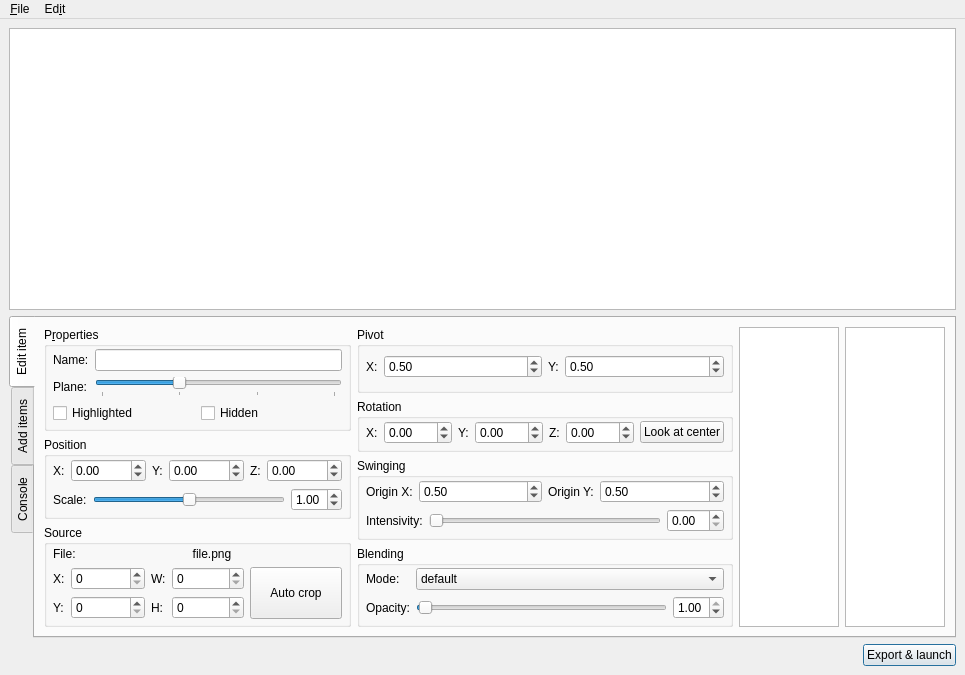
Qt form editor.ui (dos1/rumina-editor) before a commit.
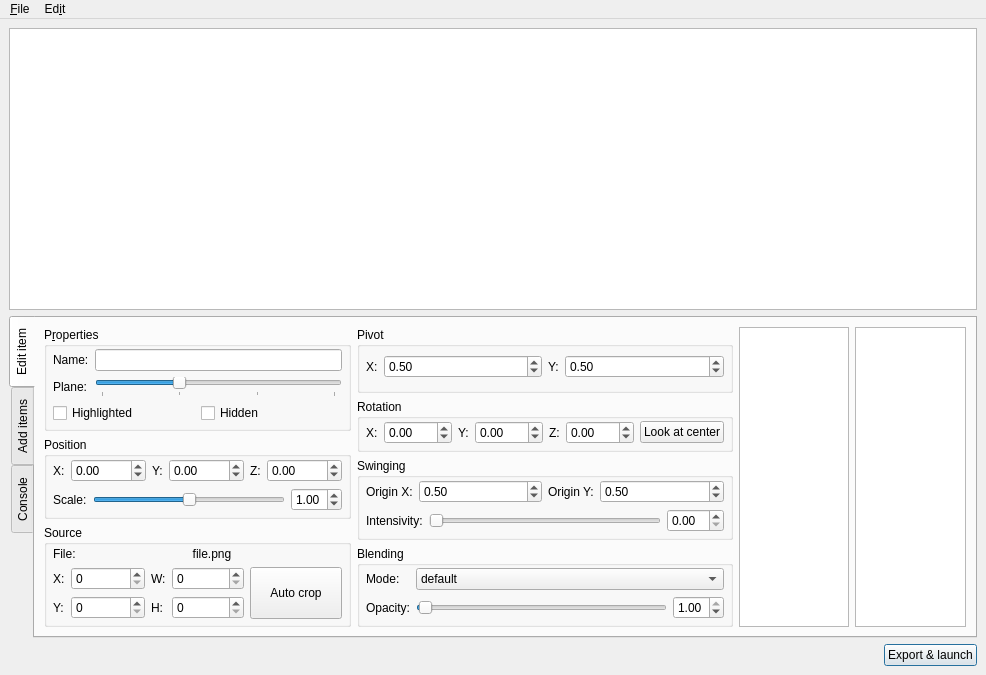
The same form after that commit. Icons and pictures are not drawn. Custom widgets are drawn as their Qt base class.

What changed in the file:
```diff
--- a/editor.ui
+++ b/editor.ui
@@ -6,7 +6,7 @@
    <rect>
     <x>0</x>
     <y>0</y>
-    <width>965</width>
+    <width>986</width>
     <height>675</height>
    </rect>
   </property>
@@ -1079,7 +1079,7 @@
     <rect>
      <x>0</x>
      <y>0</y>
-     <width>965</width>
+     <width>986</width>
      <height>28</height>
     </rect>
    </property>
```
Left out of the diff: 20 changed lines with no effect on the pictures.
